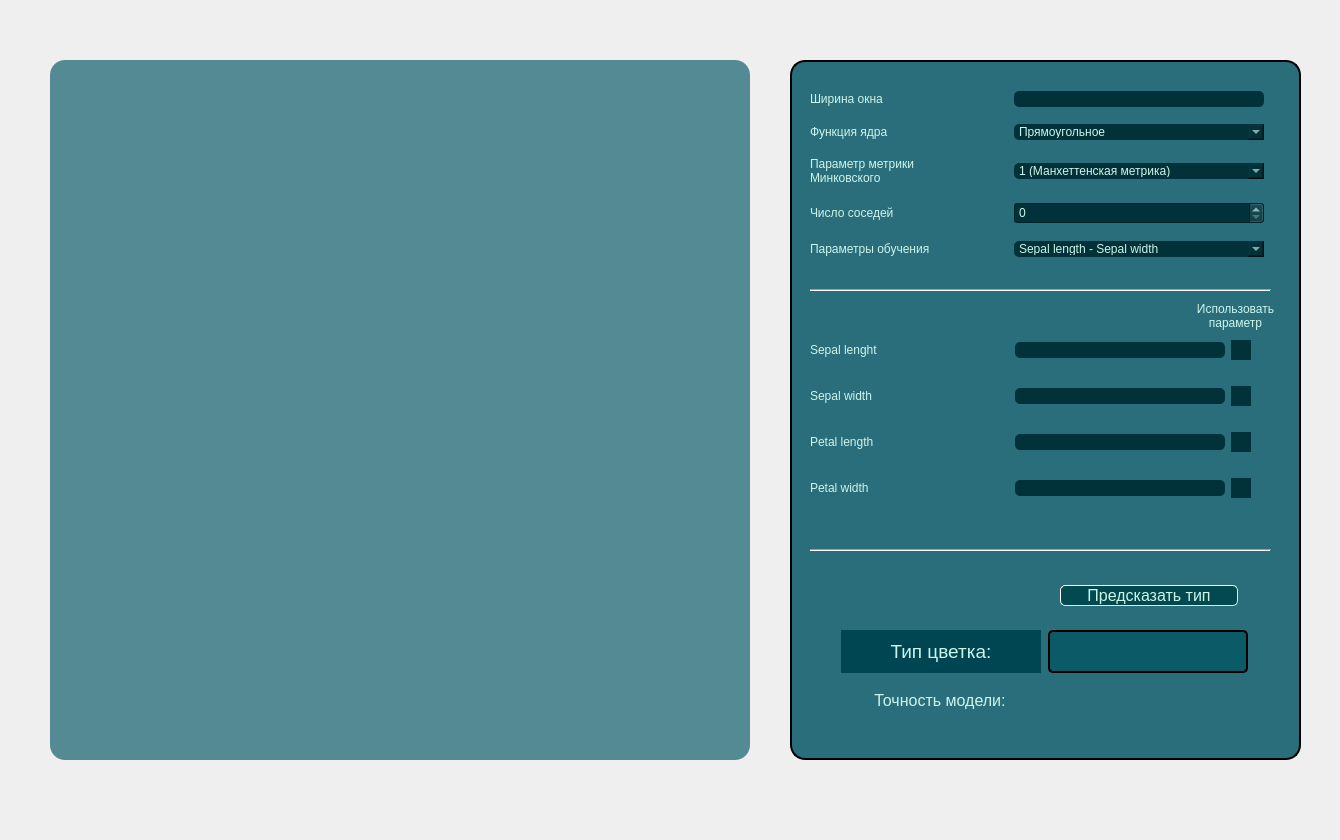
First picture: the form in mainwindow.ui, repository EL96cpp/KnnVisualiser, before the edit.
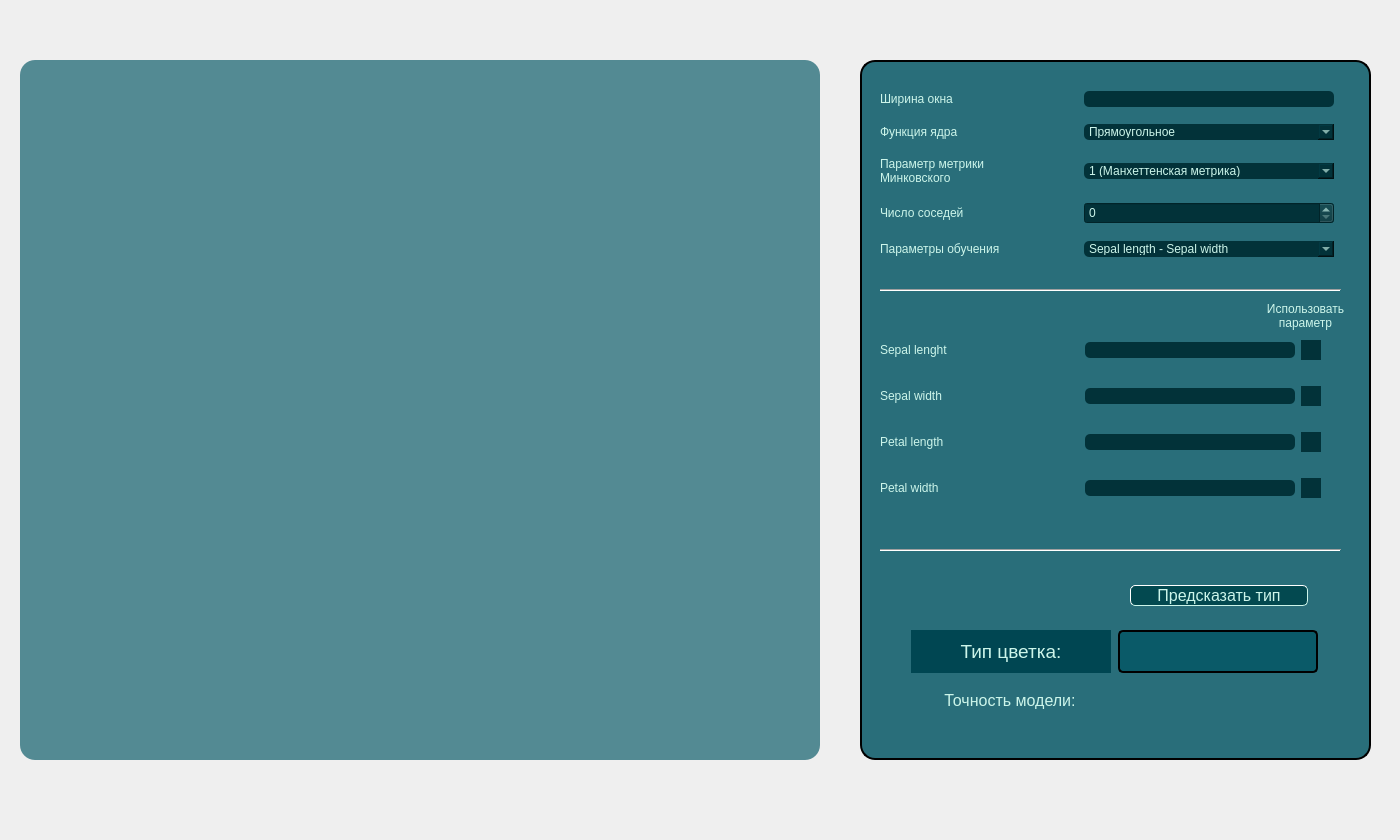
Second picture: the form after the edit. Icons and pictures are not drawn.

Commit message: Added plot legend (iris type text values and rectangles with colors)

```diff
--- a/mainwindow.ui
+++ b/mainwindow.ui
@@ -6,19 +6,19 @@
    <rect>
     <x>0</x>
     <y>0</y>
-    <width>1340</width>
+    <width>1400</width>
     <height>840</height>
    </rect>
   </property>
   <property name="sizePolicy">
-   <sizepolicy hsizetype="Fixed" vsizetype="Fixed">
+   <sizepolicy hsizetype="Maximum" vsizetype="Maximum">
     <horstretch>134</horstretch>
     <verstretch>0</verstretch>
    </sizepolicy>
   </property>
   <property name="minimumSize">
    <size>
-    <width>1340</width>
+    <width>1400</width>
     <height>840</height>
    </size>
   </property>
@@ -45,13 +45,25 @@
      <verstretch>0</verstretch>
     </sizepolicy>
    </property>
+   <property name="minimumSize">
+    <size>
+     <width>1400</width>
+     <height>0</height>
+    </size>
+   </property>
+   <property name="maximumSize">
+    <size>
+     <width>1400</width>
+     <height>16777215</height>
+    </size>
+   </property>
    <property name="styleSheet">
     <string notr="true"/>
    </property>
    <widget class="QGroupBox" name="predictionGroupBox">
     <property name="geometry">
      <rect>
-      <x>790</x>
+      <x>860</x>
       <y>60</y>
       <width>511</width>
       <height>700</height>
@@ -899,7 +911,7 @@
       <set>Qt::AlignCenter</set>
      </property>
     </widget>
-    <widget class="QWidget" name="">
+    <widget class="QWidget" name="layoutWidget">
      <property name="geometry">
       <rect>
        <x>50</x>
@@ -1058,9 +1070,9 @@
    <widget class="QGraphicsView" name="graphicsView">
     <property name="geometry">
      <rect>
-      <x>50</x>
+      <x>20</x>
       <y>60</y>
-      <width>700</width>
+      <width>800</width>
       <height>700</height>
      </rect>
     </property>
@@ -1072,7 +1084,7 @@
     </property>
     <property name="minimumSize">
      <size>
-      <width>700</width>
+      <width>800</width>
       <height>700</height>
      </size>
     </property>
```
The commit also changes 2 other files.
